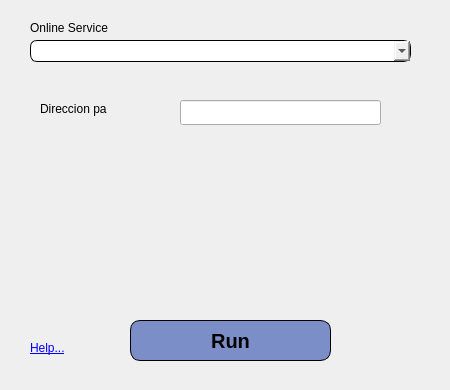
Above: OnlineRoutingMapper_dialog_base.ui from valetobares11/EmergencyDispatcher before the change. Below: the same form after it.
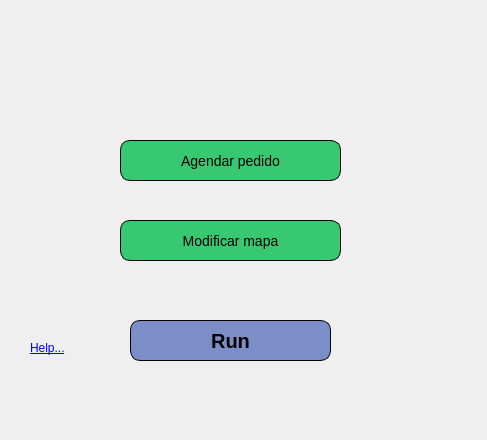
That is the form after the change.

```diff
--- a/OnlineRoutingMapper_dialog_base.ui
+++ b/OnlineRoutingMapper_dialog_base.ui
@@ -9,8 +9,8 @@
    <rect>
     <x>0</x>
     <y>0</y>
-    <width>450</width>
-    <height>390</height>
+    <width>487</width>
+    <height>440</height>
    </rect>
   </property>
   <property name="sizePolicy">
@@ -38,34 +38,54 @@
     <bool>true</bool>
    </property>
   </widget>
-  <widget class="QComboBox" name="serviceCombo">
+  <widget class="QPushButton" name="btnModMapa">
    <property name="geometry">
     <rect>
-     <x>30</x>
-     <y>40</y>
-     <width>381</width>
-     <height>22</height>
+     <x>120</x>
+     <y>220</y>
+     <width>221</width>
+     <height>41</height>
     </rect>
    </property>
    <property name="styleSheet">
-    <string notr="true">border-radius:7px;
-border:1px solid black</string>
+    <string notr="true">QPushButton {
+font-size:14px;
+background-color:#37c871;
+border-radius: 10px;
+border: 1px solid black;
+}
+
+QPushButton:hover {
+background-color: #2CA02C;
+}</string>
    </property>
-   <property name="editable">
-    <bool>false</bool>
+   <property name="text">
+    <string>Modificar mapa</string>
    </property>
   </widget>
-  <widget class="QLabel" name="startLlb_2">
+  <widget class="QPushButton" name="btnAgPedido">
    <property name="geometry">
     <rect>
-     <x>30</x>
-     <y>20</y>
+     <x>120</x>
+     <y>140</y>
      <width>221</width>
-     <height>16</height>
+     <height>41</height>
     </rect>
    </property>
+   <property name="styleSheet">
+    <string notr="true">QPushButton {
+font-size:14px;
+background-color:#37c871;
+border-radius: 10px;
+border: 1px solid black;
+}
+
+QPushButton:hover {
+background-color: #2CA02C;
+}</string>
+   </property>
    <property name="text">
-    <string>Online Service</string>
+    <string>Agendar pedido</string>
    </property>
   </widget>
   <widget class="QPushButton" name="runBtn">
@@ -109,29 +129,6 @@
     </size>
    </property>
   </widget>
-  <widget class="QLabel" name="label">
-   <property name="geometry">
-    <rect>
-     <x>40</x>
-     <y>100</y>
-     <width>101</width>
-     <height>17</height>
-    </rect>
-   </property>
-   <property name="text">
-    <string>Direccion pa</string>
-   </property>
-  </widget>
-  <widget class="QLineEdit" name="lineEdit">
-   <property name="geometry">
-    <rect>
-     <x>180</x>
-     <y>100</y>
-     <width>201</width>
-     <height>25</height>
-    </rect>
-   </property>
-  </widget>
  </widget>
  <resources/>
  <connections/>
```
